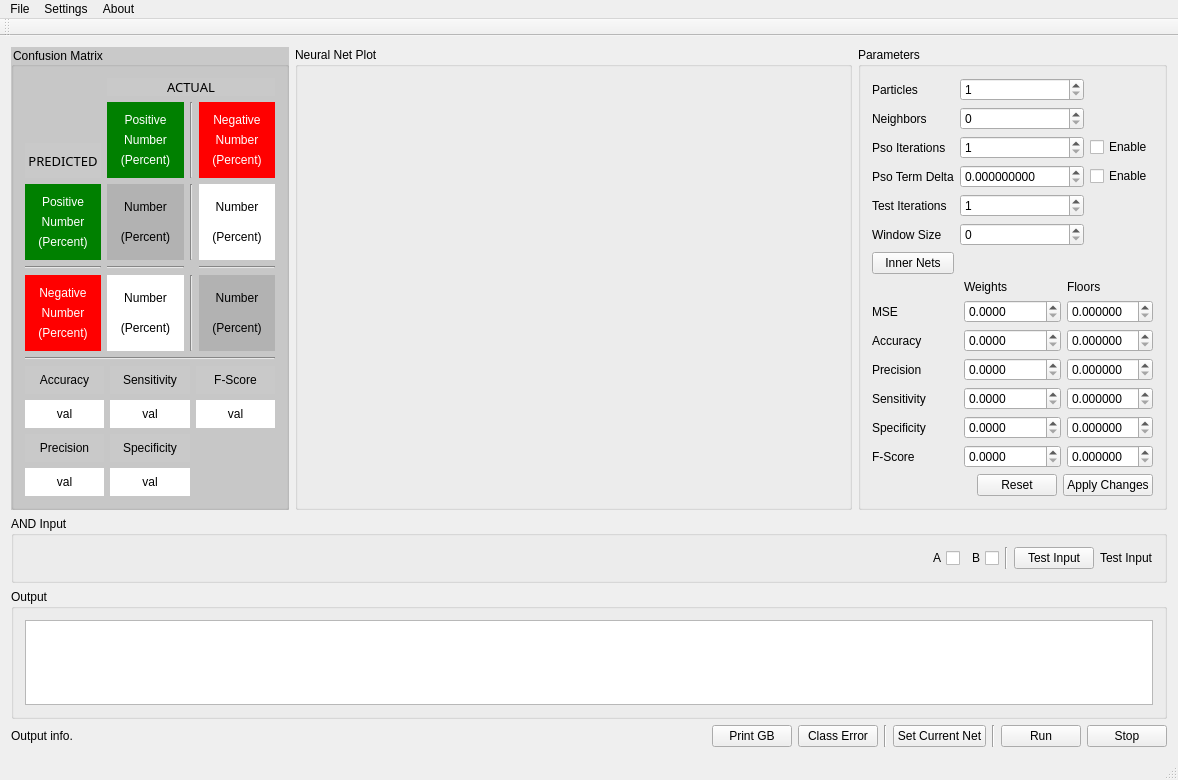
This is frontend/mainwindow.ui in wboler05/pso_neural_net as Qt 5 draws it before an edit. The edited form follows.
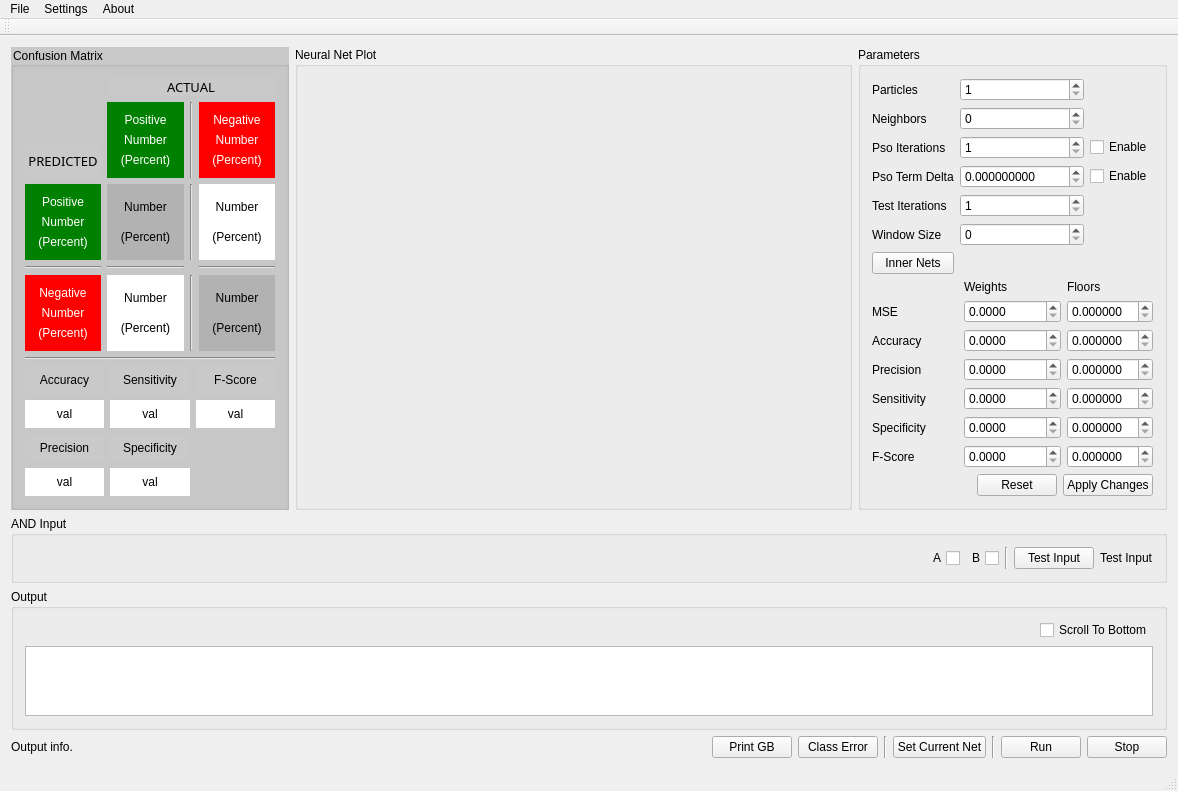
This is the edited form. Custom widgets are drawn as their Qt base class.

Diff of the .ui file:
```diff
--- a/frontend/mainwindow.ui
+++ b/frontend/mainwindow.ui
@@ -1059,6 +1059,30 @@
        <string>Output</string>
       </property>
       <layout class="QVBoxLayout" name="verticalLayout_4">
+       <item>
+        <layout class="QHBoxLayout" name="horizontalLayout_6">
+         <item>
+          <spacer name="horizontalSpacer_4">
+           <property name="orientation">
+            <enum>Qt::Horizontal</enum>
+           </property>
+           <property name="sizeHint" stdset="0">
+            <size>
+             <width>40</width>
+             <height>20</height>
+            </size>
+           </property>
+          </spacer>
+         </item>
+         <item>
+          <widget class="QCheckBox" name="scrollToBottom_cb">
+           <property name="text">
+            <string>Scroll To Bottom</string>
+           </property>
+          </widget>
+         </item>
+        </layout>
+       </item>
        <item>
         <widget class="QTextBrowser" name="output_tb"/>
        </item>
```
Left out of the diff: 60 changed lines with no effect on the pictures.
